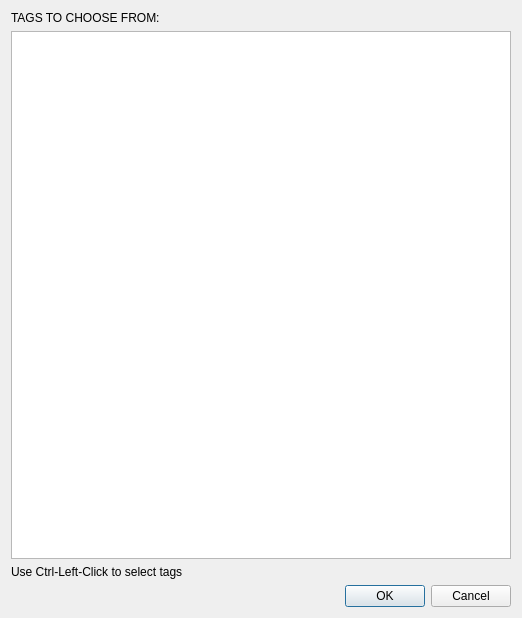
patrickdemond/OVis, file tags.ui: the form before one commit.
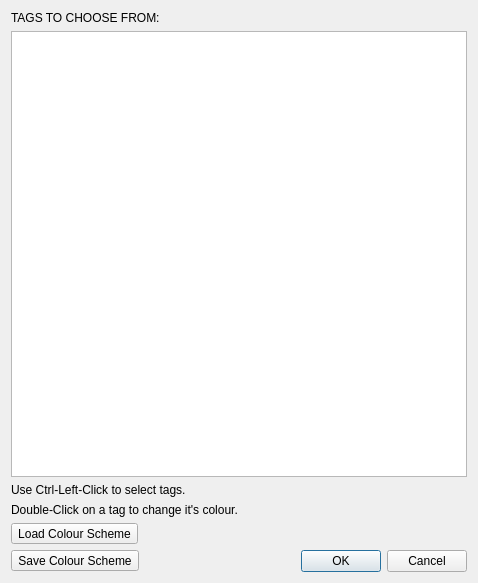
The form after the commit.

Commit message: Allow user to select and save tag colours

Diff of the .ui file:
```diff
--- a/tags.ui
+++ b/tags.ui
@@ -6,13 +6,15 @@
    <rect>
     <x>0</x>
     <y>0</y>
-    <width>522</width>
-    <height>618</height>
+    <width>478</width>
+    <height>583</height>
    </rect>
   </property>
   <property name="windowTitle">
    <string>Tag Selection</string>
   </property>
+  <layout class="QGridLayout" name="gridLayout_2">
+   <item row="0" column="0">
   <layout class="QGridLayout" name="gridLayout">
    <item row="0" column="0">
     <widget class="QLabel" name="label">
@@ -21,22 +23,51 @@
      </property>
     </widget>
    </item>
-   <item row="1" column="0">
+     <item row="1" column="0" colspan="2">
     <widget class="QListWidget" name="listWidget"/>
    </item>
-   <item row="2" column="0">
-    <widget class="QLabel" name="label_2">
+     <item row="7" column="0">
+      <widget class="QToolButton" name="toolButton">
      <property name="text">
-      <string>Use Ctrl-Left-Click to select tags</string>
+        <string>Load Colour Scheme</string>
      </property>
     </widget>
    </item>
-   <item row="3" column="0">
+     <item row="8" column="0">
+      <widget class="QToolButton" name="toolButton_2">
+       <property name="text">
+        <string>Save Colour Scheme</string>
+       </property>
+      </widget>
+     </item>
+     <item row="8" column="1">
     <widget class="QDialogButtonBox" name="buttonBox">
      <property name="standardButtons">
       <set>QDialogButtonBox::Cancel|QDialogButtonBox::Ok</set>
      </property>
     </widget>
+     </item>
+     <item row="2" column="0">
+      <widget class="QLabel" name="label_2">
+       <property name="layoutDirection">
+        <enum>Qt::LeftToRight</enum>
+       </property>
+       <property name="text">
+        <string>Use Ctrl-Left-Click to select tags.</string>
+       </property>
+      </widget>
+     </item>
+     <item row="3" column="0">
+      <widget class="QLabel" name="label_3">
+       <property name="layoutDirection">
+        <enum>Qt::LeftToRight</enum>
+       </property>
+       <property name="text">
+        <string>Double-Click on a tag to change it's colour.</string>
+       </property>
+      </widget>
+     </item>
+    </layout>
    </item>
   </layout>
  </widget>
```
Lines whose indentation alone changed are shown as unchanged. The commit also changes 5 other files.
